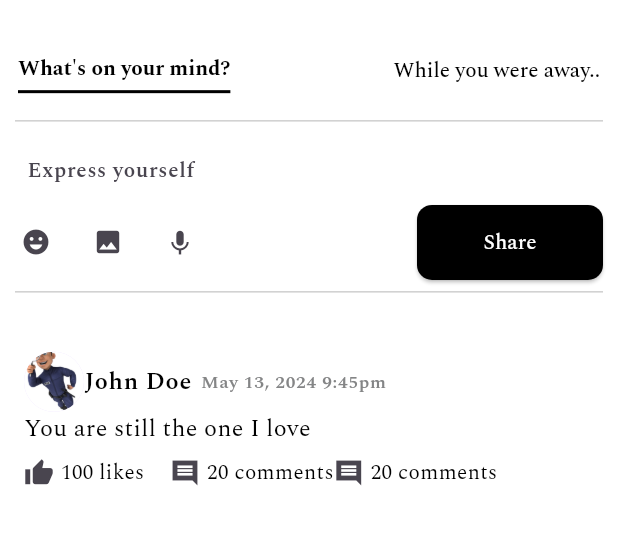
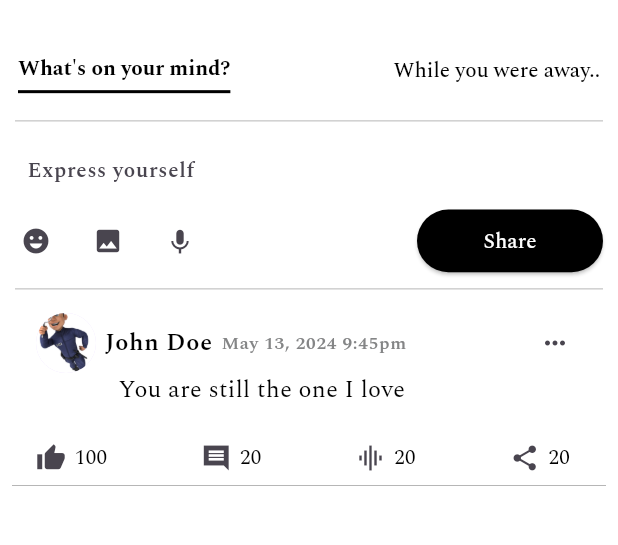
Before and after one commit to OkoroaforKelechiDivine/convas-mobile, a Flutter app: the FeedsView screen opened directly, on a phone screen of 412 x 824 dp, the part 65-610 px from its top. Run offline on Flutter 3.47's test engine with Material 3 defaults, Android fonts, the phone set to English and light mode, and no system bars; drawn by our look-alikes of overlay_support; our stand-ins replace carousel_slider, dio, flutter_screenutil, get_it, google_fonts, hive and 3 more; accounts and stored records are empty; statements that could not run were skipped.

Commit message:
working on working

```diff
--- a/lib/controller/apis/create_account/create_account_api.dart
+++ b/lib/controller/apis/create_account/create_account_api.dart
@@ -7,7 +7,7 @@ import '../../../service/network/api_service.dart';
 class CreateAccountApi{
   final _apiService  = ApiService(path: "/api/auths");
 
-  Future<ApiResponse<CreateAccountResponse>> createCustomer({required CreateAccountParam param}) async {
+  Future<ApiResponse<CreateAccountResponse>> createAccount({required CreateAccountParam param}) async {
     try {
       final res = await _apiService.post(
         "/create",
--- a/lib/repository/create_account/create_account_repository.dart
+++ b/lib/repository/create_account/create_account_repository.dart
@@ -8,6 +8,6 @@ import '../../service/network/api_response.dart';
     final _createAccountAPI = CreateAccountApi();
 
     Future<ApiResponse<CreateAccountResponse>>createAccount({required CreateAccountParam param}) async {
-      return _createAccountAPI.createCustomer(param: param);
+      return _createAccountAPI.createAccount(param: param);
     }
   }
--- a/lib/utilities/widgets/app_button.dart
+++ b/lib/utilities/widgets/app_button.dart
@@ -27,24 +27,31 @@ class AppButton extends StatelessWidget {
 
   @override
   Widget build(BuildContext context) {
-    return ElevatedButton(
+    return SizedBox(
+      width: width ?? double.infinity,
+      height: height,
+      child: ElevatedButton(
         onPressed: onPressed,
         style: ElevatedButton.styleFrom(
           padding: padding,
           backgroundColor: AppColors.black,
-        minimumSize: Size(width ?? double.infinity, height ?? 0),
           shape: RoundedRectangleBorder(
             borderRadius: BorderRadius.circular(radius ?? 0),
           ),
         ),
-      child: isLoading ? SizedBox(
+        child: isLoading
+            ? SizedBox(
           width: 24.w,
           height: 24.h,
           child: CircularProgressIndicator(
             strokeWidth: 2,
             valueColor: AlwaysStoppedAnimation<Color>(AppColors.white),
           ),
-      ) : AppText(buttonText, color: AppColors.white
+        )
+            : AppText(
+          buttonText,
+          color: AppColors.white,
+        ),
       ),
     );
   }
--- a/lib/utilities/widgets/app_text.dart
+++ b/lib/utilities/widgets/app_text.dart
@@ -41,6 +41,7 @@ class AppText extends StatelessWidget {
           decoration: textDecoration,
           height: height,
         ),
-        textAlign: alignment);
+        textAlign: alignment
+    );
   }
 }
--- a/lib/views/create_account/create_account.dart
+++ b/lib/views/create_account/create_account.dart
@@ -102,20 +102,14 @@ class CreateAccountView extends StatelessWidget {
           ),
           bottomNavigationBar: Padding(
             padding: EdgeInsets.only(left: 20.w, right: 20.w, bottom: 20.h),
-            child: Stack(
-              children: [
-                AppButton(
+            child: AppButton(
               onPressed: () {
                 navigationService.push(const VerifyCodeView());
-                    // viewModel.createAccount(() {
-                    //   CreateAccountViewModel.navigateToVerifyCodeScreen();
-                    // });
               },
               radius: 8.r,
               isLoading: viewModel.isLoading,
               buttonText: "Create Account",
-                ),
-              ],
+              width: double.infinity, // Ensure the button takes the full width
             ),
           ),
         );
--- a/lib/views/feeds/feeds_view.dart
+++ b/lib/views/feeds/feeds_view.dart
@@ -92,7 +92,7 @@ class FeedsView extends StatelessWidget {
                   onChanged: (text) => viewModel.inputText = text,
                   onSharePressed: () {},
                 ),
-                SizedBox(height: 20.h),
+                // SizedBox(height: 20.h),
                 UserPostList(viewModel: viewModel),
               ],
             ),
--- a/lib/views/feeds/widget/post_fields.dart
+++ b/lib/views/feeds/widget/post_fields.dart
@@ -49,8 +49,8 @@ class PostInputFields extends StatelessWidget {
                 child: AppButton(
                   onPressed: onSharePressed,
                   buttonText: 'Share',
-                  height: 2.h,
-                  radius: 10,
+                  height: 35.h,
+                  radius: 100,
                 ),
               ),
             ),
--- a/lib/views/feeds/widget/user_post_list.dart
+++ b/lib/views/feeds/widget/user_post_list.dart
@@ -1,13 +1,10 @@
 import 'package:flutter/material.dart';
 import 'package:flutter_screenutil/flutter_screenutil.dart';
-import 'package:safe_chat/utilities/widgets/app_divider.dart';
 
 import '../../../app_style/manager/font_manager.dart';
 import '../../../app_style/manager/theme_manager.dart';
-import '../../../locator/locator.dart';
 import '../../../utilities/widgets/app_text.dart';
 import '../../../view_models/feeds/feeds_view_model.dart';
-import '../../create_profile/create_profile_view.dart';
 
 class UserPostList extends StatelessWidget {
   final FeedsViewModel viewModel;
@@ -25,80 +22,79 @@ class UserPostList extends StatelessWidget {
           itemCount: viewModel.users.length,
           itemBuilder: (context, index) {
             final user = viewModel.users[index];
-            return ListTile(
-              title: Row(
-                children: [
-                  Row(
+            return Padding(
+              padding: const EdgeInsets.only(right: 8, left: 8, bottom: 10),
+              child: Container(
+                decoration: const BoxDecoration(
+                  border: Border(
+                    bottom: BorderSide(
+                      width: .5,
+                      color: Colors.grey,
+                    ),
+                  ),
+                ),
+                child: ListTile(
+                  title: Row(
                     children: [
                       GestureDetector(
-                        onTap: () {
-                          navigationService.push(const CreateProfileView(selectedGender: "selectedGender"));
-                        },
+                        onTap: () {},
                         child: Row(
                           children: [
                             CircleAvatar(
                               backgroundImage: AssetImage(user.image),
                             ),
+                            SizedBox(width: 5.w),
                             AppText(
                               user.name,
+                              fontSize: AppFontSize.s14.sp,
                             ),
                           ],
                         ),
                       ),
-                      SizedBox(width: 5.h),
-                      AppText('${user.datePosted} ${user.timePosted}', fontSize: AppFontSize.s12, color: AppColors.grey),
+                      SizedBox(width: 5.w),
+                      Expanded(
+                        child: AppText(
+                          '${user.datePosted} ${user.timePosted}',
+                          fontSize: AppFontSize.s12,
+                          color: AppColors.grey,
+                          overflow: TextOverflow.ellipsis,
+                        ),
+                      ),
+                      const Icon(Icons.more_horiz, size: AppFontSize.s20),
                     ],
                   ),
-                ],
-              ),
-              subtitle: Column(
-                crossAxisAlignment: CrossAxisAlignment.start,
-                children: [
-                  AppText(
-                    user.postContent,
-                    fontSize: AppFontSize.s16,
+                  subtitle: Column(
+                    children: [
+                      Padding(
+                        padding: const EdgeInsets.only(right: 55),
+                        child: AppText(
+                          user.postContent,
+                          fontSize: AppFontSize.s16,
+                        ),
+                      ),
+                      SizedBox(height: 20.h),
+                      Row(
+                        children: [
+                          const Icon(Icons.thumb_up, size: AppFontSize.s20),
+                          SizedBox(width: 5.w),
+                          AppText('${user.impressionsCount}'),
+                          const Spacer(),
+                          const Icon(Icons.comment_sharp, size: AppFontSize.s20),
+                          SizedBox(width: 5.w),
+                          AppText('${user.commentsCount}'),
+                          const Spacer(),
+                          const Icon(Icons.graphic_eq, size: AppFontSize.s20),
+                          SizedBox(width: 5.w),
+                          AppText('${user.commentsCount}'),
+                          const Spacer(),
+                          const Icon(Icons.share, size: AppFontSize.s20),
+                          SizedBox(width: 5.w),
+                          AppText('${user.commentsCount}'),
+                        ],
+                      ),
+                    ],
                   ),
-                  const SizedBox(height: 8),
-                  GestureDetector(
-                    onTap: () {
-                      viewModel.showComments(index);
-                    },
-                    child: Row(
-                      children: [
-                        const Icon(Icons.thumb_up, size: AppFontSize.s20),
-                        SizedBox(width: 4.w),
-                        AppText('${user.impressionsCount} likes'),
-                        SizedBox(width: 15.w),
-                        const Icon(Icons.comment_sharp, size: AppFontSize.s20),
-                        SizedBox(width: 4.w),
-                        AppText('${user.commentsCount} comments'),
-                        const Icon(Icons.comment_sharp, size: AppFontSize.s20),
-                        SizedBox(width: 4.w),
-                        AppText('${user.commentsCount} comments'),
-                      ],
-                    ),
-                  ),
-                  const SizedBox(height: 8),
-                  if (user.comments.isNotEmpty && viewModel.shouldShowComments(index))
-                    ...user.comments.map((comment) {
-                      return Column(
-                        crossAxisAlignment: CrossAxisAlignment.start,
-                        children: [
-                          Padding(
-                            padding: const EdgeInsets.only(left: 8),
-                            child: Row(
-                              children: [
-                                const Icon(Icons.comment),
-                                SizedBox(width: 4.w),
-                                Text('${comment.commenter}: ${comment.comment}'),
-                              ],
-                            ),
-                          ),
-                          SizedBox(height: 4.h),
-                        ],
-                      );
-                    }).toList(),
-                ],
+                ),
               ),
             );
           },
--- a/lib/views/welcome/welcome_view.dart
+++ b/lib/views/welcome/welcome_view.dart
@@ -68,6 +68,7 @@ class WelcomeView extends StatelessWidget {
                       ),
                       SizedBox(
                         width: 150.w,
+                        height: 35.h,
                         child: AppButton(
                           padding: const EdgeInsets.symmetric(horizontal: 16, vertical: 8),
                           onPressed: () {
--- a/pubspec.yaml
+++ b/pubspec.yaml
@@ -14,6 +14,7 @@ dependencies:
   google_fonts: ^4.0.1
   get: ^4.6.5
   get_it:
+  intl_phone_number_input:
   overlay_support:
   font_awesome_flutter:
   dio:
```
Also changed, not shown: pubspec.lock. Lines whose indentation alone changed are shown as unchanged.
